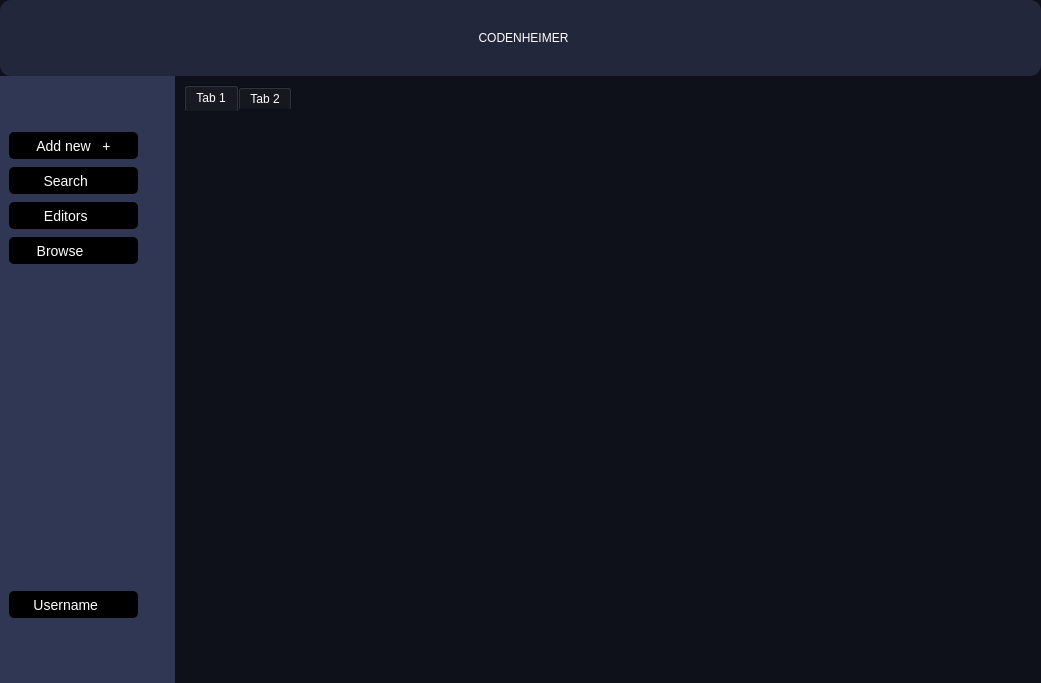
Qt form mainwindow.ui (Deatrax/codenheimer) before a commit.
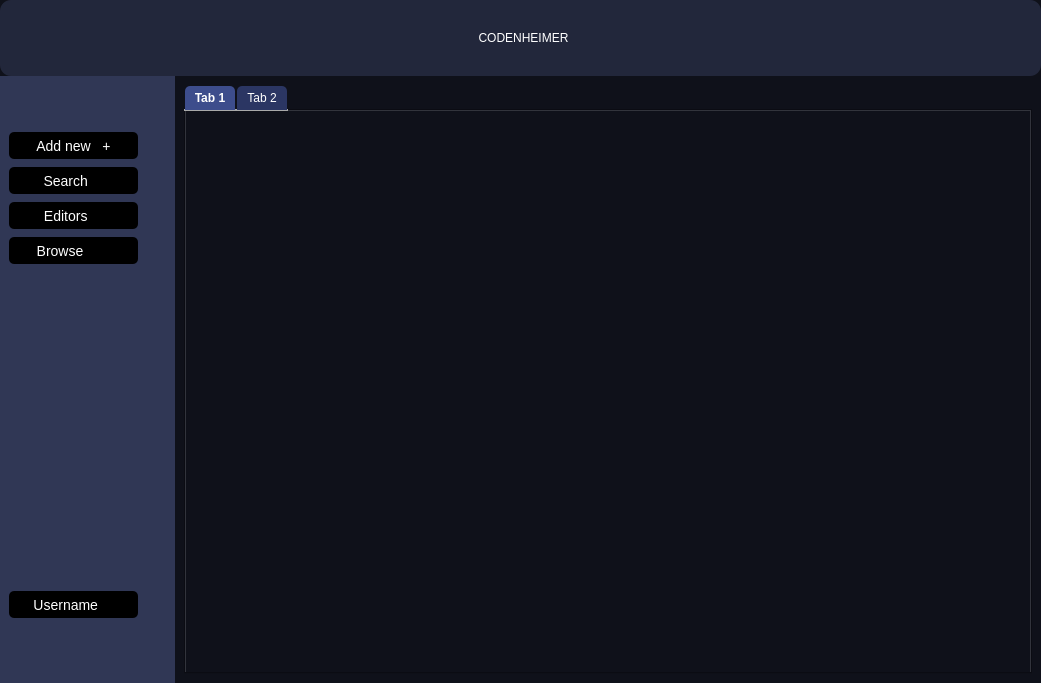
The same form after that commit. Icons and pictures are not drawn.

Commit message: fixed the tab styling issues on Windows but now i have border issue

Patch:
```diff
--- a/mainwindow.ui
+++ b/mainwindow.ui
@@ -748,12 +748,59 @@
            <item>
             <widget class="QTabWidget" name="editorTabs">
              <property name="styleSheet">
-              <string notr="true">border:none;</string>
+              <string notr="true">QTabWidget#editorTabs{
+    /*background: white;*/
+    border: 2px solid ocean;
+}
+
+QTabWidget::pane {
+    /*border: 1px solid black;*/
+}
+
+QTabBar {
+    border-bottom: 2px solid darkgray;
+}
+
+QTabBar::tab {
+    background: #2B3663;
+    padding: 5px 10px;
+    margin: 1px;
+    border-top-left-radius: 5px;
+    border-top-right-radius: 5px;
+}
+
+QTabBar::tab:selected {
+    background: #3D4D8C;
+    font-weight: bold;
+    border-bottom: none;
+}
+
+QTabBar::tab:hover {
+    background: #303755;
+}
+
+QTabBar::tab:disabled {
+    color: gray;
+    background: #f0f0f0;
+}
+
+QTabBar::close-button {
+    image: url(close-icon.png);
+    subcontrol-position: right;
+    margin-left: 5px;
+}
+
+QTabBar::close-button:hover {
+    image: url(close-icon-hover.png);
+}</string>
              </property>
              <property name="currentIndex">
               <number>0</number>
              </property>
              <widget class="QWidget" name="defaultTab">
+              <property name="styleSheet">
+               <string notr="true"/>
+              </property>
               <attribute name="title">
                <string>Tab 1</string>
               </attribute>
```
The commit also changes 1 other file.
